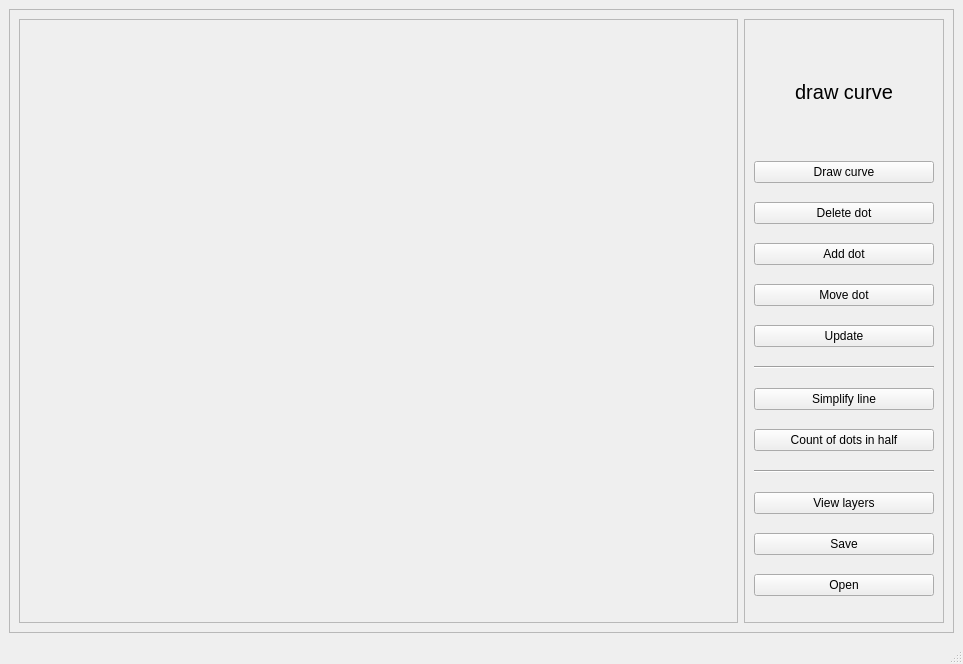
Above: ui/surface_edit.ui from CheckListHW/InputData before the change. Below: the same form after it.
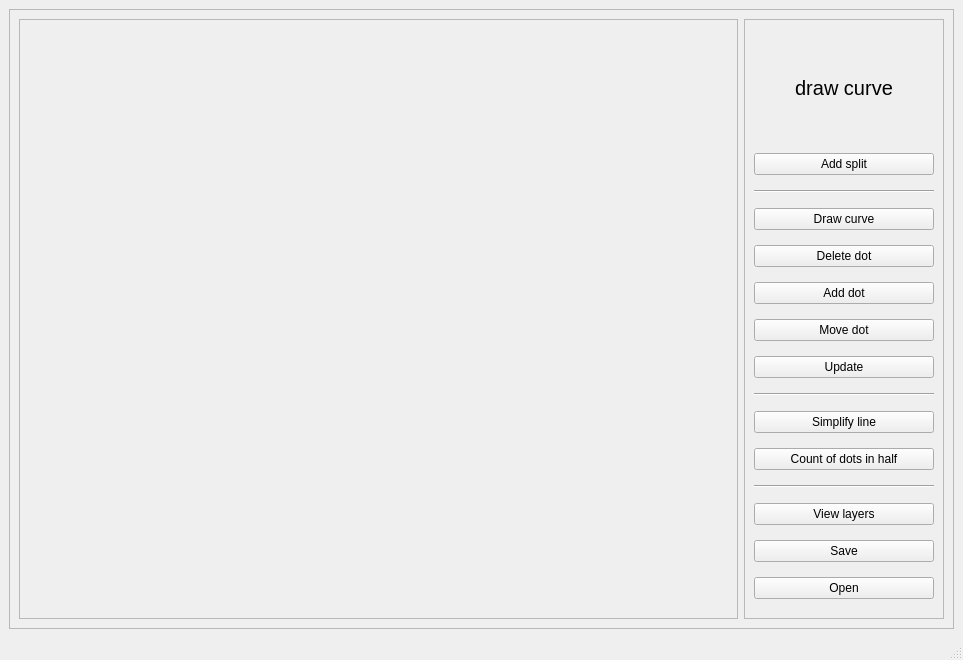
That is the form after the change.

Diff of the .ui file:
```diff
--- a/ui/surface_edit.ui
+++ b/ui/surface_edit.ui
@@ -7,7 +7,7 @@
     <x>0</x>
     <y>0</y>
     <width>963</width>
-    <height>664</height>
+    <height>660</height>
    </rect>
   </property>
   <property name="windowTitle">
@@ -92,6 +92,20 @@
             </property>
            </widget>
           </item>
+          <item>
+           <widget class="QPushButton" name="splitButton">
+            <property name="text">
+             <string>Add split</string>
+            </property>
+           </widget>
+          </item>
+          <item>
+           <widget class="Line" name="line_3">
+            <property name="orientation">
+             <enum>Qt::Horizontal</enum>
+            </property>
+           </widget>
+          </item>
           <item>
            <widget class="QPushButton" name="drawCurve">
             <property name="text">
```
